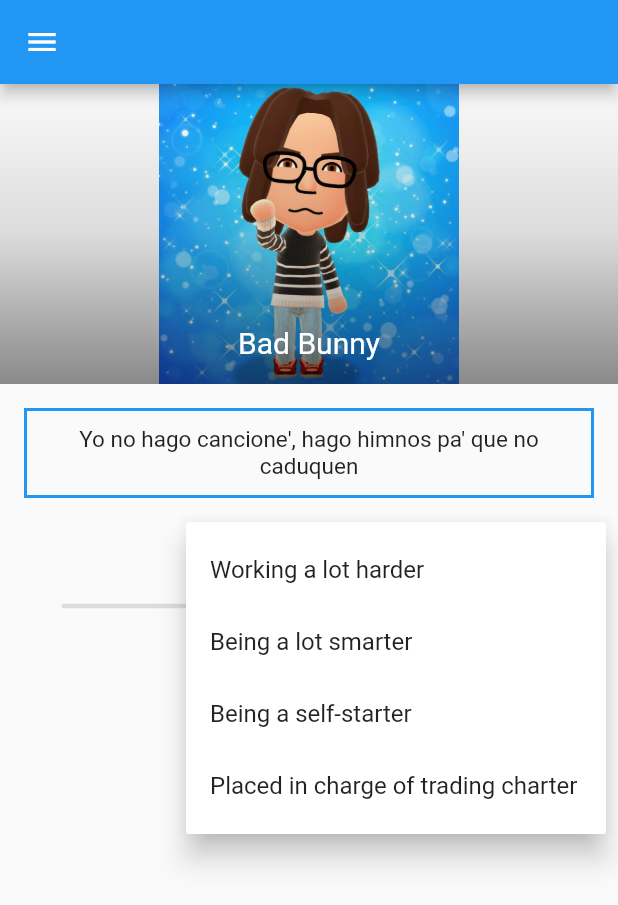
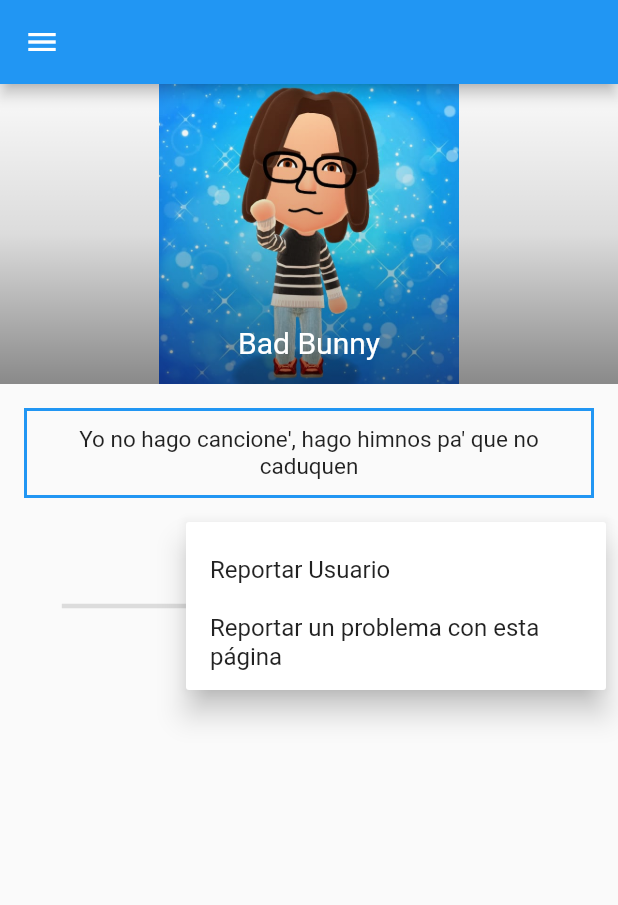
Before and after one commit to ErickCanto/Proyecto_ubicua, a Flutter app: the profile screen opened by its route, after a tap on the "more vert" icon, on a phone screen of 412 x 824 dp. Shown: the top 905 px of the screen. Run offline on Flutter 3.47's test engine with Material 2 defaults, Android fonts, the phone set to English and light mode, and no system bars; our stand-ins replace cloud_firestore, firebase_core; accounts and stored records are empty.

Commit message:
cambios menores

```diff
--- a/lib/ObjetosdeFeed.dart
+++ b/lib/ObjetosdeFeed.dart
@@ -72,7 +72,10 @@
               border: Border.all(color: Colors.blueAccent),
               borderRadius: BorderRadius.all(Radius.circular(6)),
             ),
-            child: Text(widget.text,style: TextStyle(fontSize: 18,color: Colors.black),),
+            child: FractionallySizedBox(
+              widthFactor: 1,
+              child: Text(widget.text,style: TextStyle(fontSize: 18,color: Colors.black),),
+            )
           )
         ],
       )
--- a/lib/profile.dart
+++ b/lib/profile.dart
@@ -85,19 +85,11 @@
                     itemBuilder: (BuildContext context) => <PopupMenuEntry<WhyFarther>>[
                       const PopupMenuItem<WhyFarther>(
                         value: WhyFarther.harder,
-                        child: Text('Working a lot harder'),
+                        child: Text('Reportar Usuario'),
                       ),
                       const PopupMenuItem<WhyFarther>(
                         value: WhyFarther.smarter,
-                        child: Text('Being a lot smarter'),
-                      ),
-                      const PopupMenuItem<WhyFarther>(
-                        value: WhyFarther.selfStarter,
-                        child: Text('Being a self-starter'),
-                      ),
-                      const PopupMenuItem<WhyFarther>(
-                        value: WhyFarther.tradingCharter,
-                        child: Text('Placed in charge of trading charter'),
+                        child: Text('Reportar un problema con esta página'),
                       ),
                     ],
                   ),
@@ -160,7 +152,8 @@
                                                         children: <Widget>[
                                                           Padding(
                                                             padding: const EdgeInsets.fromLTRB(8, 0, 8, 0),
-                                                            child: SizedBox(
+                                                            child: Container(
+                                                                width: MediaQuery.of(context).size.width*0.8,
                                                                 height: 50,
                                                                 child:
                                                                 ButtonTheme(
@@ -179,6 +172,8 @@
                                                           )
 
                                                         ],
+                                                        mainAxisAlignment: MainAxisAlignment.center,
+                                                        crossAxisAlignment: CrossAxisAlignment.center,
                                                       ),
                                                     ],
                                                   );
--- a/lib/register.dart
+++ b/lib/register.dart
@@ -103,7 +103,7 @@
                           ButtonTheme(
                               minWidth: 300,
                               child:
-                              RaisedButton(onPressed: (){Navigator.pushNamed(context, '/Inicio');}, child: Text('Continuar',style: TextStyle(color: Colors.white)),color: Colors.blue)
+                              RaisedButton(onPressed: (){Navigator.pushNamed(context, '/feed');}, child: Text('Continuar',style: TextStyle(color: Colors.white)),color: Colors.blue)
                           )
                       ),
                     ]
```
